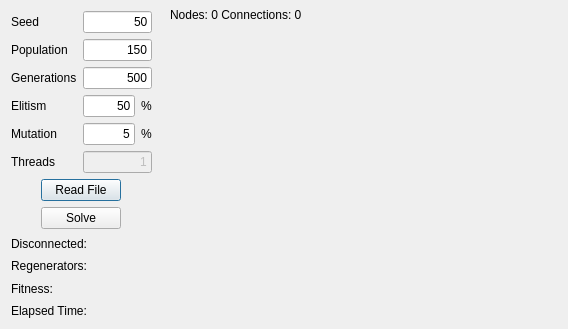
First picture: the form in customdialog.ui, repository xQsme/RLP_Qt, before the edit.
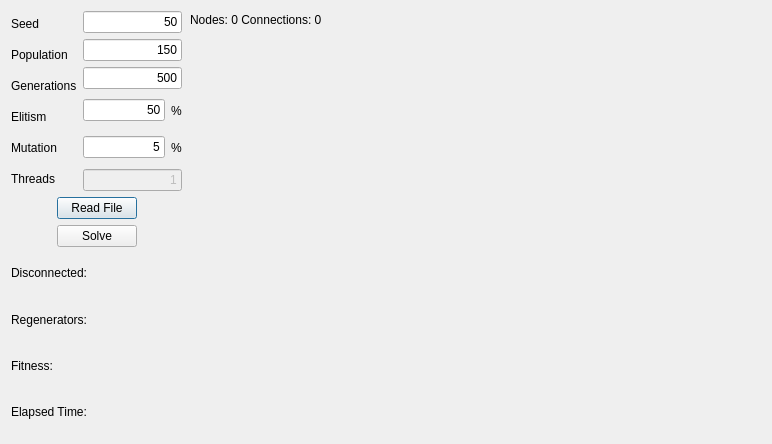
Second picture: the form after the edit.

```diff
--- a/customdialog.ui
+++ b/customdialog.ui
@@ -6,8 +6,8 @@
    <rect>
     <x>0</x>
     <y>0</y>
-    <width>568</width>
-    <height>329</height>
+    <width>772</width>
+    <height>444</height>
    </rect>
   </property>
   <property name="windowTitle">
@@ -16,10 +16,10 @@
   <widget class="QLabel" name="labelNodes">
    <property name="geometry">
     <rect>
-     <x>170</x>
-     <y>7</y>
-     <width>391</width>
-     <height>16</height>
+     <x>190</x>
+     <y>10</y>
+     <width>571</width>
+     <height>20</height>
     </rect>
    </property>
    <property name="text">
@@ -29,10 +29,10 @@
   <widget class="QWidget" name="gridLayoutWidget">
    <property name="geometry">
     <rect>
-     <x>150</x>
+     <x>180</x>
      <y>27</y>
-     <width>411</width>
-     <height>291</height>
+     <width>581</width>
+     <height>401</height>
     </rect>
    </property>
    <layout class="QGridLayout" name="gridLayout">
@@ -46,8 +46,8 @@
     <rect>
      <x>11</x>
      <y>11</y>
-     <width>141</width>
-     <height>308</height>
+     <width>171</width>
+     <height>421</height>
     </rect>
    </property>
    <layout class="QVBoxLayout" name="verticalLayout_4">
```
